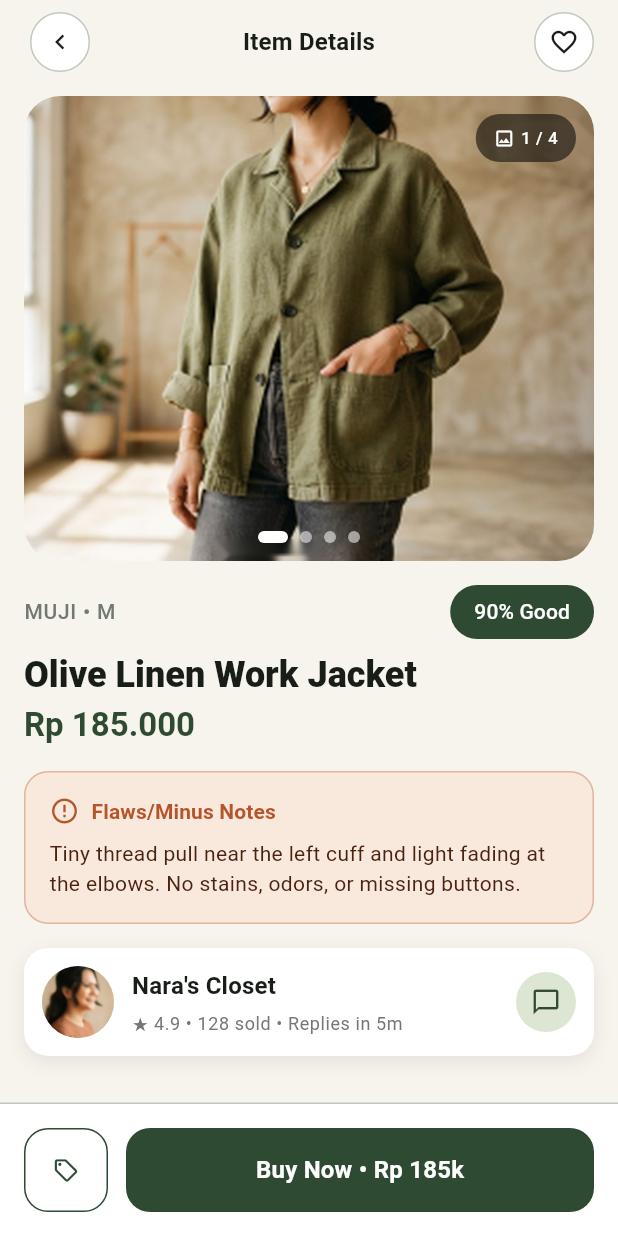
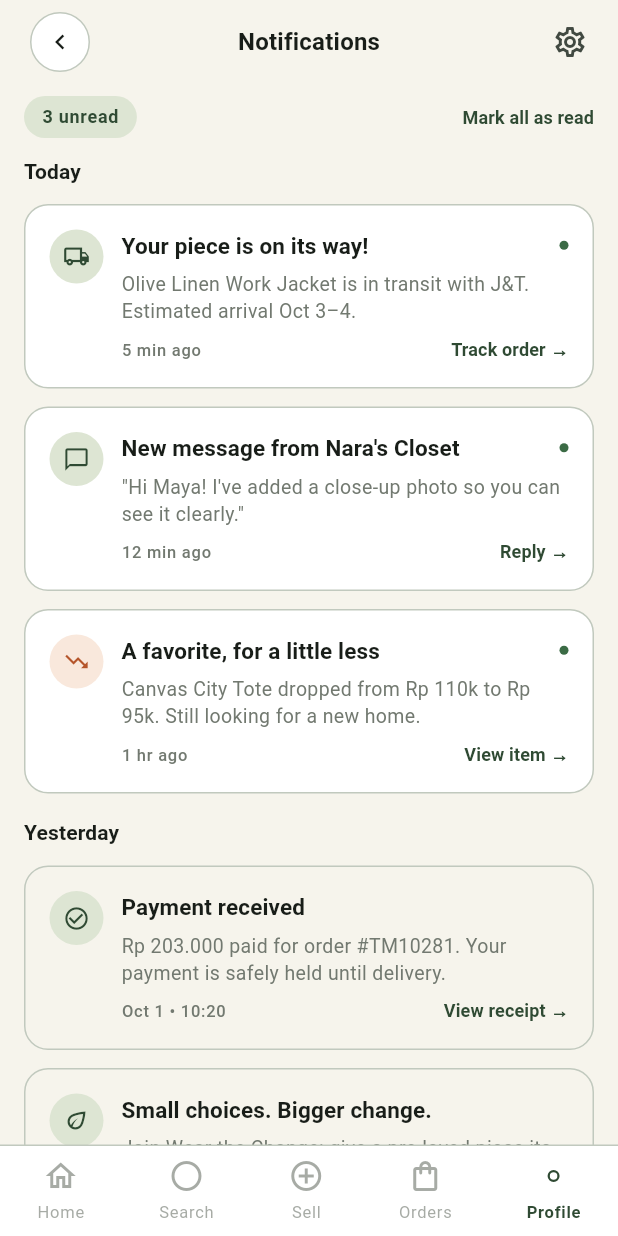
Before and after one commit to sibaraniganss-lab/Thriftmate-product-chat, a Flutter app: the screen it shows after launch, on a phone screen of 412 x 824 dp. Run offline on Flutter 3.47's test engine with Material 3 defaults, Android fonts, the phone set to English and light mode, and no system bars.

Commit message:
Add Notifications page

```diff
--- a/lib/main.dart
+++ b/lib/main.dart
@@ -1,5 +1,5 @@
 import 'package:flutter/material.dart';
-import 'pages/product_detail_page.dart';
+import 'pages/notifications_page.dart';
 
 void main() => runApp(const MyApp());
 
@@ -30,7 +30,7 @@ class MyApp extends StatelessWidget {
           centerTitle: true,
         ),
       ),
-      home: const ProductDetailPage(),
+      home: const NotificationsPage(),
     );
   }
 }
--- /dev/null
+++ b/lib/pages/notifications_page.dart
@@ -0,0 +1,268 @@
+import 'package:flutter/material.dart';
+import '../widgets/circle_icon_button.dart';
+import '../widgets/notification_card.dart';
+import 'chat_page.dart';
+
+// Data satu notifikasi (read bisa berubah saat kartu disentuh)
+class _Notif {
+  final IconData icon;
+  final bool peach;
+  final String title;
+  final String body;
+  final String time;
+  final String action;
+  final bool today;
+  final bool opensChat;
+  bool read;
+
+  _Notif({
+    required this.icon,
+    required this.title,
+    required this.body,
+    required this.time,
+    required this.action,
+    required this.today,
+    this.peach = false,
+    this.opensChat = false,
+    this.read = false,
+  });
+}
+
+class NotificationsPage extends StatefulWidget {
+  const NotificationsPage({super.key});
+
+  @override
+  State<NotificationsPage> createState() => _NotificationsPageState();
+}
+
+class _NotificationsPageState extends State<NotificationsPage> {
+  final List<_Notif> _items = [
+    _Notif(
+      icon: Icons.local_shipping_outlined,
+      title: 'Your piece is on its way!',
+      body: 'Olive Linen Work Jacket is in transit with J&T. Estimated arrival Oct 3–4.',
+      time: '5 min ago',
+      action: 'Track order',
+      today: true,
+    ),
+    _Notif(
+      icon: Icons.chat_bubble_outline,
+      title: "New message from Nara's Closet",
+      body: '"Hi Maya! I\'ve added a close-up photo so you can see it clearly."',
+      time: '12 min ago',
+      action: 'Reply',
+      today: true,
+      opensChat: true,
+    ),
+    _Notif(
+      icon: Icons.trending_down,
+      peach: true,
+      title: 'A favorite, for a little less',
+      body: 'Canvas City Tote dropped from Rp 110k to Rp 95k. Still looking for a new home.',
+      time: '1 hr ago',
+      action: 'View item',
+      today: true,
+    ),
+    _Notif(
+      icon: Icons.check_circle_outline,
+      title: 'Payment received',
+      body: 'Rp 203.000 paid for order #TM10281. Your payment is safely held until delivery.',
+      time: 'Oct 1 • 10:20',
+      action: 'View receipt',
+      today: false,
+      read: true,
+    ),
+    _Notif(
+      icon: Icons.eco_outlined,
+      title: 'Small choices. Bigger change.',
+      body: 'Join Wear the Change: give a pre-loved piece its next chapter.',
+      time: 'Oct 1 • 09:00',
+      action: 'Explore campaign',
+      today: false,
+      read: true,
+    ),
+  ];
+
+  int get _unread => _items.where((n) => !n.read).length;
+
+  void _markAllRead() => setState(() {
+        for (final n in _items) {
+          n.read = true;
+        }
+      });
+
+  void _action(_Notif n) {
+    setState(() => n.read = true);
+    if (n.opensChat) {
+      Navigator.push(context, MaterialPageRoute(builder: (_) => const ChatPage()));
+    } else {
+      ScaffoldMessenger.of(context).showSnackBar(SnackBar(content: Text('${n.action}...')));
+    }
+  }
+
+  List<Widget> _section(BuildContext context, String label, bool today) {
+    final tt = Theme.of(context).textTheme;
+    return [
+      Text(label, style: tt.labelLarge?.copyWith(fontWeight: FontWeight.w700)),
+      const SizedBox(height: 12),
+      for (final n in _items.where((n) => n.today == today)) ...[
+        NotificationCard(
+          icon: n.icon,
+          peach: n.peach,
+          title: n.title,
+          body: n.body,
+          time: n.time,
+          actionLabel: n.action,
+          isUnread: !n.read,
+          onTap: () => setState(() => n.read = true),
+          onAction: () => _action(n),
+        ),
+        const SizedBox(height: 12),
+      ],
+    ];
+  }
+
+  @override
+  Widget build(BuildContext context) {
+    final cs = Theme.of(context).colorScheme;
+    final tt = Theme.of(context).textTheme;
+
+    return Scaffold(
+      appBar: AppBar(
+        leadingWidth: 64,
+        leading: Padding(
+          padding: const EdgeInsets.only(left: 16),
+          child: Center(
+            child: CircleIconButton(
+              icon: Icons.chevron_left,
+              onTap: () => Navigator.maybePop(context),
+            ),
+          ),
+        ),
+        title: Text('Notifications',
+            style: tt.titleMedium?.copyWith(fontWeight: FontWeight.w700)),
+        actions: [
+          Padding(
+            padding: const EdgeInsets.only(right: 8),
+            child: IconButton(
+              icon: const Icon(Icons.settings_outlined),
+              onPressed: () => ScaffoldMessenger.of(context)
+                  .showSnackBar(const SnackBar(content: Text('Notification settings'))),
+            ),
+          ),
+        ],
+      ),
+      body: ListView(
+        padding: const EdgeInsets.fromLTRB(16, 8, 16, 24),
+        children: [
+          Row(
+            mainAxisAlignment: MainAxisAlignment.spaceBetween,
+            children: [
+              Container(
+                padding: const EdgeInsets.symmetric(horizontal: 12, vertical: 6),
+                decoration: BoxDecoration(
+                  color: cs.primaryContainer,
+                  borderRadius: BorderRadius.circular(20),
+                ),
+                child: Text(
+                  _unread == 0 ? 'All caught up' : '$_unread unread',
+                  style: tt.labelMedium?.copyWith(
+                      fontSize: 12, color: cs.primary, fontWeight: FontWeight.w700),
+                ),
+              ),
+              InkWell(
+                onTap: _unread == 0 ? null : _markAllRead,
+                child: Text(
+                  'Mark all as read',
+                  style: tt.labelLarge?.copyWith(
+                    fontSize: 12,
+                    fontWeight: FontWeight.w700,
+                    color: _unread == 0 ? cs.outline : cs.primary,
+                  ),
+                ),
+              ),
+            ],
+          ),
+          const SizedBox(height: 12),
+          ..._section(context, 'Today', true),
+          const SizedBox(height: 4),
+          ..._section(context, 'Yesterday', false),
+        ],
+      ),
+      bottomNavigationBar: const _BottomNav(),
+    );
+  }
+}
+
+// Navigasi bawah sesuai desain Figma (Profile aktif)
+class _BottomNav extends StatelessWidget {
+  const _BottomNav();
+
+  @override
+  Widget build(BuildContext context) {
+    final cs = Theme.of(context).colorScheme;
+    return Container(
+      decoration: BoxDecoration(
+        color: Colors.white,
+        border: Border(top: BorderSide(color: cs.outlineVariant)),
+      ),
+      child: const SafeArea(
+        top: false,
+        child: Padding(
+          padding: EdgeInsets.symmetric(vertical: 8),
+          child: Row(
+            mainAxisAlignment: MainAxisAlignment.spaceAround,
+            children: [
+              _NavItem(icon: Icons.home_outlined, label: 'Home'),
+              _NavItem(icon: Icons.circle_outlined, label: 'Search'),
+              _NavItem(icon: Icons.add_circle_outline, label: 'Sell'),
+              _NavItem(icon: Icons.shopping_bag_outlined, label: 'Orders'),
+              _NavItem(label: 'Profile', selected: true),
+            ],
+          ),
+        ),
+      ),
+    );
+  }
+}
+
+class _NavItem extends StatelessWidget {
+  final IconData? icon;
+  final String label;
+  final bool selected;
+  const _NavItem({this.icon, required this.label, this.selected = false});
+
+  @override
+  Widget build(BuildContext context) {
+    final cs = Theme.of(context).colorScheme;
+    final tt = Theme.of(context).textTheme;
+    return Column(
+      mainAxisSize: MainAxisSize.min,
+      children: [
+        SizedBox(
+          height: 24,
+          child: Center(
+            child: selected
+                ? Container(
+                    width: 8,
+                    height: 8,
+                    decoration: BoxDecoration(
+                      shape: BoxShape.circle,
+                      border: Border.all(color: cs.primary, width: 1.5),
+                    ),
+                  )
+                : Icon(icon, size: 24, color: cs.outline.withAlpha(160)),
+          ),
+        ),
+        const SizedBox(height: 4),
+        Text(
+          label,
+          style: tt.labelSmall?.copyWith(
+            color: selected ? cs.primary : cs.outline.withAlpha(160),
+            fontWeight: selected ? FontWeight.w700 : FontWeight.w400,
+          ),
+        ),
+      ],
+    );
+  }
+}
--- /dev/null
+++ b/lib/widgets/notification_card.dart
@@ -0,0 +1,120 @@
+import 'package:flutter/material.dart';
+
+// REUSABLE WIDGET 3: kartu notifikasi. Dipakai 5x di halaman Notifications.
+// isUnread = true -> kartu putih + titik hijau; false -> kartu transparan (warna halaman) tanpa titik.
+class NotificationCard extends StatelessWidget {
+  final IconData icon;
+  final bool peach; // true = ikon bertema oranye (misal: turun harga)
+  final String title;
+  final String body;
+  final String time;
+  final String actionLabel;
+  final bool isUnread;
+  final VoidCallback? onTap;
+  final VoidCallback? onAction;
+
+  const NotificationCard({
+    super.key,
+    required this.icon,
+    required this.title,
+    required this.body,
+    required this.time,
+    required this.actionLabel,
+    this.peach = false,
+    this.isUnread = false,
+    this.onTap,
+    this.onAction,
+  });
+
+  @override
+  Widget build(BuildContext context) {
+    final cs = Theme.of(context).colorScheme;
+    final tt = Theme.of(context).textTheme;
+
+    return Container(
+      decoration: BoxDecoration(
+        color: isUnread ? Colors.white : Colors.transparent,
+        borderRadius: BorderRadius.circular(16),
+        border: Border.all(color: cs.outlineVariant),
+      ),
+      child: Material(
+        color: Colors.transparent,
+        child: InkWell(
+          borderRadius: BorderRadius.circular(16),
+          onTap: onTap,
+          child: Padding(
+            padding: const EdgeInsets.all(16),
+            child: Row(
+              crossAxisAlignment: CrossAxisAlignment.start,
+              children: [
+                Container(
+                  width: 36,
+                  height: 36,
+                  decoration: BoxDecoration(
+                    shape: BoxShape.circle,
+                    color: peach ? cs.tertiaryContainer : cs.primaryContainer,
+                  ),
+                  child: Icon(icon, size: 18, color: peach ? cs.tertiary : cs.primary),
+                ),
+                const SizedBox(width: 12),
+                Expanded(
+                  child: Column(
+                    crossAxisAlignment: CrossAxisAlignment.start,
+                    children: [
+                      Row(
+                        crossAxisAlignment: CrossAxisAlignment.center,
+                        children: [
+                          Expanded(
+                            child: Text(
+                              title,
+                              style: tt.titleSmall?.copyWith(
+                                  fontSize: 15, fontWeight: FontWeight.w700),
+                            ),
+                          ),
+                          if (isUnread)
+                            Container(
+                              width: 6,
+                              height: 6,
+                              decoration: const BoxDecoration(
+                                shape: BoxShape.circle,
+                                color: Color(0xFF3B6B45),
+                              ),
+                            ),
+                        ],
+                      ),
+                      const SizedBox(height: 6),
+                      Text(
+                        body,
+                        style: tt.bodyMedium?.copyWith(
+                            fontSize: 13, height: 1.4, color: cs.outline),
+                      ),
+                      const SizedBox(height: 8),
+                      Row(
+                        mainAxisAlignment: MainAxisAlignment.spaceBetween,
+                        children: [
+                          Text(time,
+                              style: tt.labelSmall
+                                  ?.copyWith(fontSize: 11, color: cs.outline)),
+                          InkWell(
+                            onTap: onAction,
+                            child: Text(
+                              '$actionLabel →',
+                              style: tt.labelLarge?.copyWith(
+                                  fontSize: 12,
+                                  fontWeight: FontWeight.w700,
+                                  color: cs.primary),
+                            ),
+                          ),
+                        ],
+                      ),
+                    ],
+                  ),
+                ),
+              ],
+            ),
+          ),
+        ),
+      ),
+    );
+  }
+}
```
